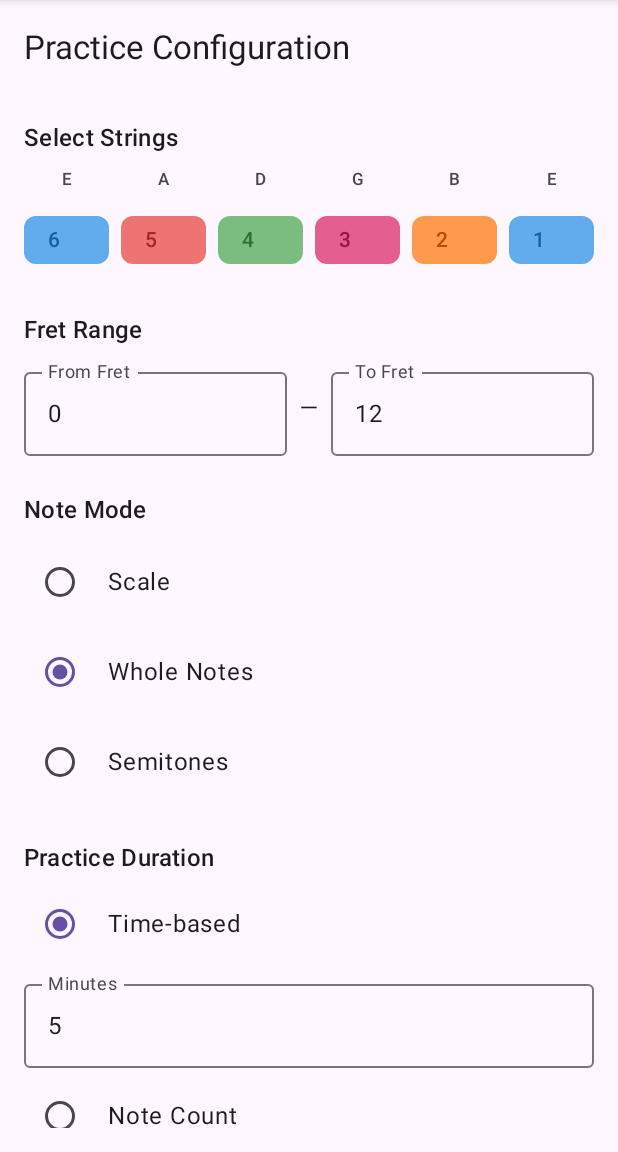
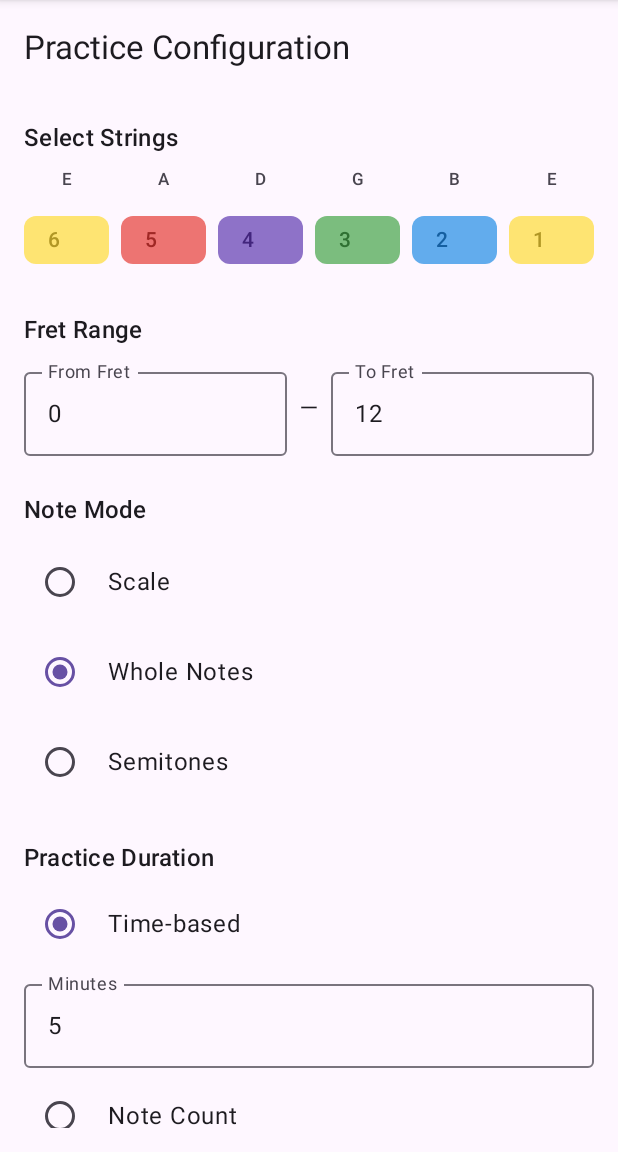
Before and after one commit to tobi01001/android-guitar-notes-learner, an Android app built with Jetpack Compose: the screen it shows after launch (MainActivity), after a tap on "Practice", on a phone screen of 412 x 824 dp, the part 84-1236 px from its top. Run offline under Robolectric (Android 15) with nearby library versions, the phone set to English and light mode, and no system bars.

Commit message:
Refactor: Reassign note color

```diff
--- a/app/src/main/java/com/androidguitarnotes/app/ui/NoteColors.kt
+++ b/app/src/main/java/com/androidguitarnotes/app/ui/NoteColors.kt
@@ -8,13 +8,13 @@ import androidx.compose.ui.graphics.Color
  */
 object NoteColors {
     // Natural note colors - using a color wheel approach
-    private val A_COLOR = Color(0xFFE53935) // Red
-    private val B_COLOR = Color(0xFFFF6F00) // Orange
-    private val C_COLOR = Color(0xFFFDD835) // Yellow
-    private val D_COLOR = Color(0xFF43A047) // Green
-    private val E_COLOR = Color(0xFF1E88E5) // Blue
-    private val F_COLOR = Color(0xFF5E35B1) // Purple
-    private val G_COLOR = Color(0xFFD81B60) // Pink/Magenta
+    private val A_COLOR = Color(0xFFE53935)
+    private val B_COLOR = Color(0xFF1E88E5)
+    private val C_COLOR = Color(0xFFF0F0F0)
+    private val D_COLOR = Color(0xFF5E35B1)
+    private val E_COLOR = Color(0xFFFDD835)
+    private val F_COLOR = Color(0xFFFF6F00)
+    private val G_COLOR = Color(0xFF43A047)
 
     /**
      * Returns the color for a given note name.
```
